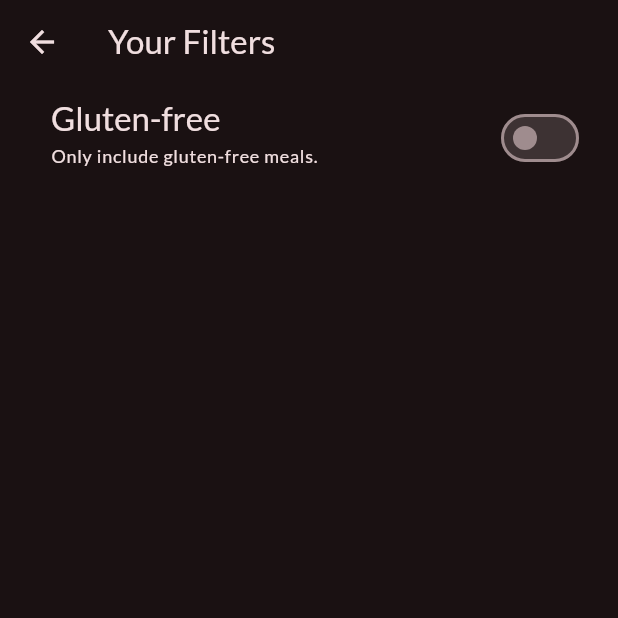
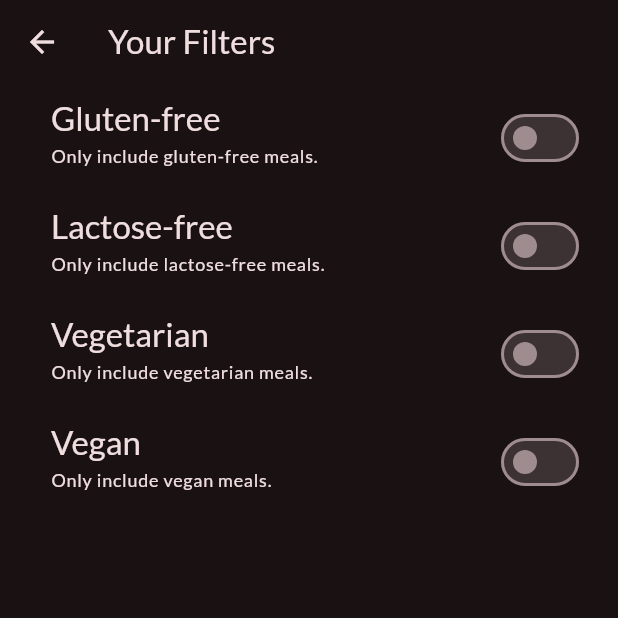
Before and after one commit to javakanaya/flutter-udemy, a Flutter app: the FiltersScreen screen opened directly, on a phone screen of 412 x 824 dp, the top half of it. Run offline on Flutter 3.47's test engine with Material 3 defaults, Android fonts, the phone set to English and light mode, and no system bars; our stand-ins replace google_fonts, transparent_image.

Commit message:
feat: more filter fields

```diff
--- a/meals/lib/screens/filters.dart
+++ b/meals/lib/screens/filters.dart
@@ -9,6 +9,9 @@ class FiltersScreen extends StatefulWidget {
 
 class _FiltersScreenState extends State<FiltersScreen> {
   var _glutenFreeFilterSet = false;
+  var _lactoseFreeFilterSet = false;
+  var _vegetarianFreeFilterSet = false;
+  var _veganFreeFilterSet = false;
 
   @override
   Widget build(BuildContext context) {
@@ -55,6 +58,78 @@ class _FiltersScreenState extends State<FiltersScreen> {
             activeColor: Theme.of(context).colorScheme.tertiary,
             contentPadding: const EdgeInsets.only(left: 34, right: 22),
           ),
+          SwitchListTile(
+            value: _lactoseFreeFilterSet,
+            onChanged: (isChecked) {
+              setState(() {
+                _lactoseFreeFilterSet = isChecked;
+              });
+            },
+            title: Text(
+              'Lactose-free',
+              style: Theme.of(context)
+                  .textTheme
+                  .titleLarge!
+                  .copyWith(color: Theme.of(context).colorScheme.onSurface),
+            ),
+            subtitle: Text(
+              'Only include lactose-free meals.',
+              style: Theme.of(context)
+                  .textTheme
+                  .labelMedium!
+                  .copyWith(color: Theme.of(context).colorScheme.onSurface),
+            ),
+            activeColor: Theme.of(context).colorScheme.tertiary,
+            contentPadding: const EdgeInsets.only(left: 34, right: 22),
+          ),
+          SwitchListTile(
+            value: _vegetarianFreeFilterSet,
+            onChanged: (isChecked) {
+              setState(() {
+                _vegetarianFreeFilterSet = isChecked;
+              });
+            },
+            title: Text(
+              'Vegetarian',
+              style: Theme.of(context)
+                  .textTheme
+                  .titleLarge!
+                  .copyWith(color: Theme.of(context).colorScheme.onSurface),
+            ),
+            subtitle: Text(
+              'Only include vegetarian meals.',
+              style: Theme.of(context)
+                  .textTheme
+                  .labelMedium!
+                  .copyWith(color: Theme.of(context).colorScheme.onSurface),
+            ),
+            activeColor: Theme.of(context).colorScheme.tertiary,
+            contentPadding: const EdgeInsets.only(left: 34, right: 22),
+          ),
+          SwitchListTile(
+            value: _veganFreeFilterSet,
+            onChanged: (isChecked) {
+              setState(() {
+                _veganFreeFilterSet = isChecked;
+              });
+            },
+            title: Text(
+              'Vegan',
+              style: Theme.of(context)
+                  .textTheme
+                  .titleLarge!
+                  .copyWith(color: Theme.of(context).colorScheme.onSurface),
+            ),
+            subtitle: Text(
+              'Only include vegan meals.',
+              style: Theme.of(context)
+                  .textTheme
+                  .labelMedium!
+                  .copyWith(color: Theme.of(context).colorScheme.onSurface),
+            ),
+            activeColor: Theme.of(context).colorScheme.tertiary,
+            contentPadding: const EdgeInsets.only(left: 34, right: 22),
+          ),
         ],
       ),
     );
```
